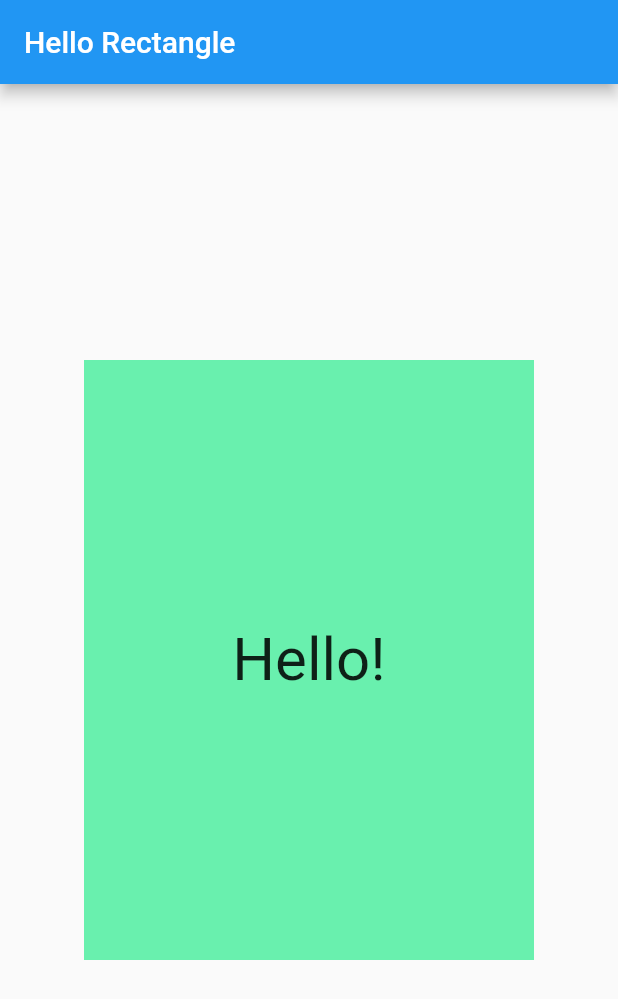
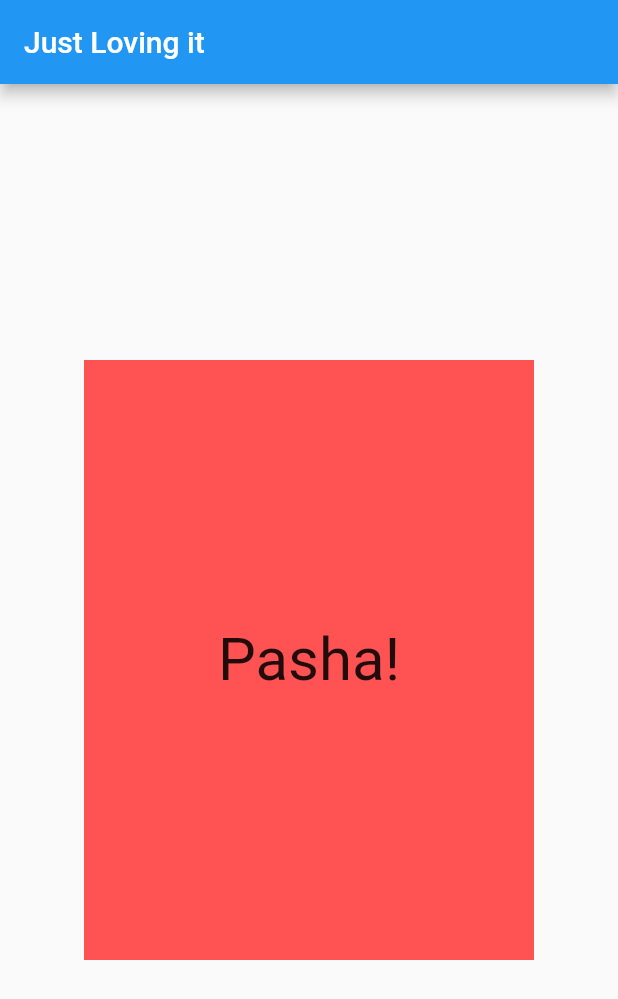
Before and after one commit to parthsharma07/hello_rectangle, a Flutter app: the screen it shows after launch, on a phone screen of 412 x 824 dp. Shown: the top 999 px of the screen. Run offline on Flutter 3.47's test engine with Material 2 defaults, Android fonts, the phone set to English and light mode, and no system bars.

Commit message:
app complete

```diff
--- a/lib/main.dart
+++ b/lib/main.dart
@@ -7,7 +7,7 @@ void main(){
       debugShowCheckedModeBanner: false,
       home: Scaffold(
         appBar: AppBar(
-          title: Text('Hello Rectangle'),
+          title: Text('Just Loving it'),
         ),
         body: HelloRectangle(),
       ),
@@ -21,12 +21,12 @@ class HelloRectangle extends StatelessWidget {
   Widget build(BuildContext context){
     return Center(
       child: Container(
-        color: Colors.greenAccent,
+        color: Colors.redAccent,
         height: 400.0,
         width: 300.0,
         child: Center(
           child: Text(
-            'Hello!',
+            'Pasha!',
             style: TextStyle(fontSize: 40.0),
             textAlign: TextAlign.center,
           ),
```
